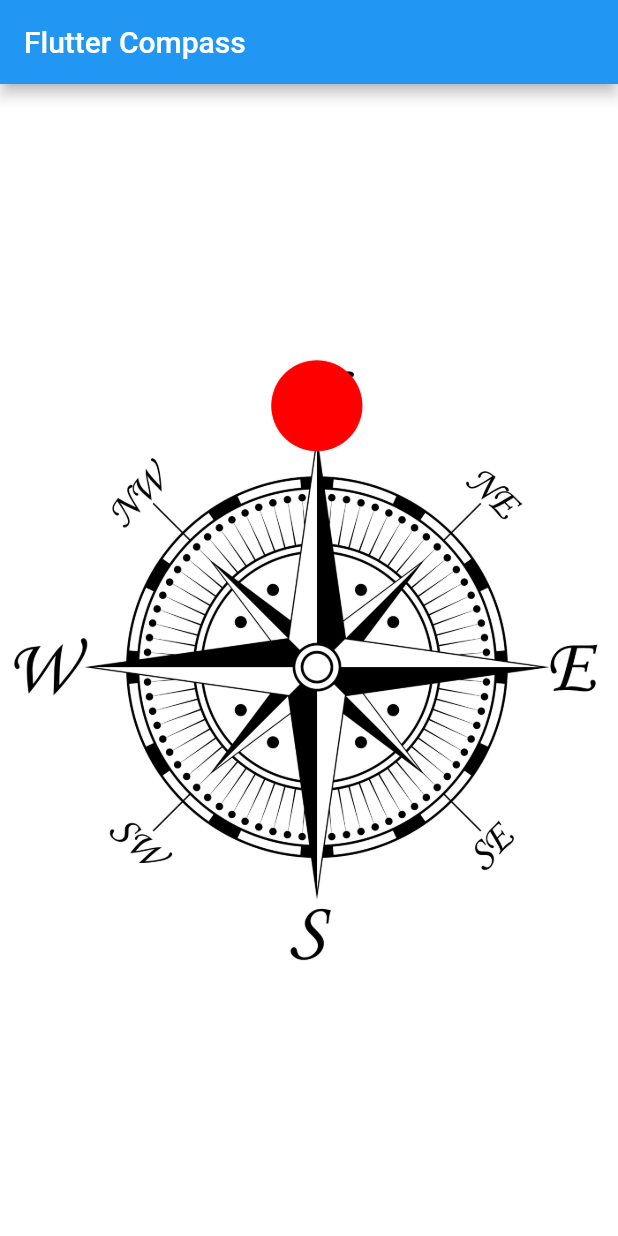
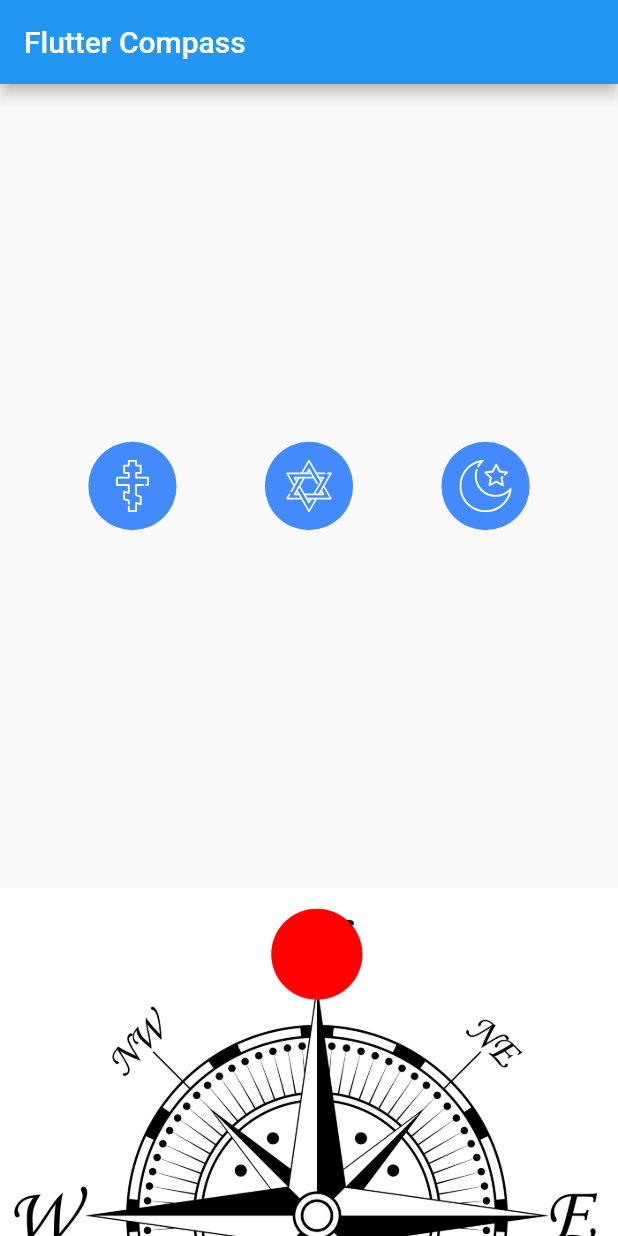
Before and after one commit to LiveLikeCounter/FlutterContest, a Flutter app: the screen it shows after launch, on a phone screen of 412 x 824 dp. Run offline on Flutter 3.47's test engine with Material 2 defaults, Android fonts, the phone set to English and light mode, and no system bars; our stand-ins replace flutter_compass, flutter_svg.

Commit message:
sample icons

```diff
--- a/lib/main.dart
+++ b/lib/main.dart
@@ -2,6 +2,7 @@ import 'dart:math' as math;
 
 import 'package:flutter/material.dart';
 import 'package:flutter_compass/flutter_compass.dart';
+import 'package:flutter_svg/flutter_svg.dart';
 
 void main() => runApp(MyApp());
 
@@ -18,22 +19,62 @@ class _MyAppState extends State<MyApp> {
 //  double long2 = -82.457176;
 
   double dy = 28.0834343 - 28.0827146;
-  double dx = math.cos(math.pi/180*(28.0827146))*((82.4138412) - (82.4112165));
+  double dx =
+      math.cos(math.pi / 180 * (28.0827146)) * ((82.4138412) - (82.4112165));
   double angle;
+
+  final Widget faithIconCross = Container(
+    padding: EdgeInsets.all(12),
+    child: new SvgPicture.asset(
+      'assets/icons/cross.svg',
+      color: Colors.white,
+      semanticsLabel: 'A red up arrow',
+      fit: BoxFit.contain,
+    ),
+    decoration: new BoxDecoration(
+      color: Colors.blueAccent,
+      shape: BoxShape.circle,
+    ),
+  );
+  final Widget faithIconStar = Container(
+    padding: EdgeInsets.all(12),
+    child: new SvgPicture.asset(
+      'assets/icons/judaism.svg',
+      color: Colors.white,
+      semanticsLabel: 'A red up arrow',
+      fit: BoxFit.contain,
+    ),
+    decoration: new BoxDecoration(
+      color: Colors.blueAccent,
+      shape: BoxShape.circle,
+    ),
+  );
+  final Widget faithIconMoon = Container(
+    padding: EdgeInsets.all(12),
+    child: new SvgPicture.asset(
+      'assets/icons/islam.svg',
+      color: Colors.white,
+      semanticsLabel: 'A red up arrow',
+      fit: BoxFit.contain,
+    ),
+    decoration: new BoxDecoration(
+      color: Colors.blueAccent,
+      shape: BoxShape.circle,
+    ),
+  );
 
   @override
   void initState() {
     super.initState();
 
-
-
-    FlutterCompass.events.listen((double direction) {
-      setState(() {
-        _direction = direction;
-        angle = math.atan2(dy, dx);
-        print(_direction);
-      });
-    });
+    // commenting out to test icons
+    // FlutterCompass.events.listen((double direction) {
+    //   setState(() {
+    //     _direction = direction;
+    //     angle = math.atan2(dy, dx);
+    //     print(_direction);
+    //   });
+    // });
   }
 
   @override
@@ -43,11 +84,24 @@ class _MyAppState extends State<MyApp> {
         appBar: AppBar(
           title: const Text('Flutter Compass'),
         ),
-        body: Container(
-          alignment: Alignment.center,
+        body: SingleChildScrollView(
+          child: Column(
+            children: <Widget>[
+              Row(
+                children: <Widget>[
+                  Spacer(),
+                  Expanded(child: faithIconCross),
+                  Spacer(),
+                  Expanded(child: faithIconStar),
+                  Spacer(),
+                  Expanded(child: faithIconMoon),
+                  Spacer(),
+                ],
+              ),
+              Container(
                 color: Colors.white,
                 child: Transform.rotate(
-            angle: ((_direction ?? 0) * (math.pi/180) * -1),
+                  angle: ((_direction ?? 0) * (math.pi / 180) * -1),
                   child: Stack(
                     children: <Widget>[
                       Image.asset('assets/compass.jpg'),
@@ -59,6 +113,9 @@ class _MyAppState extends State<MyApp> {
                   ),
                 ),
               ),
+            ],
+          ),
+        ),
       ),
     );
   }
--- a/pubspec.yaml
+++ b/pubspec.yaml
@@ -24,6 +24,7 @@ dependencies:
   # Use with the CupertinoIcons class for iOS style icons.
   cupertino_icons: ^0.1.2
   flutter_compass:
+  flutter_svg: ^0.12.0
 
 dev_dependencies:
   flutter_test:
```
Also changed, not shown: pubspec.lock. Lines whose indentation alone changed are shown as unchanged.
